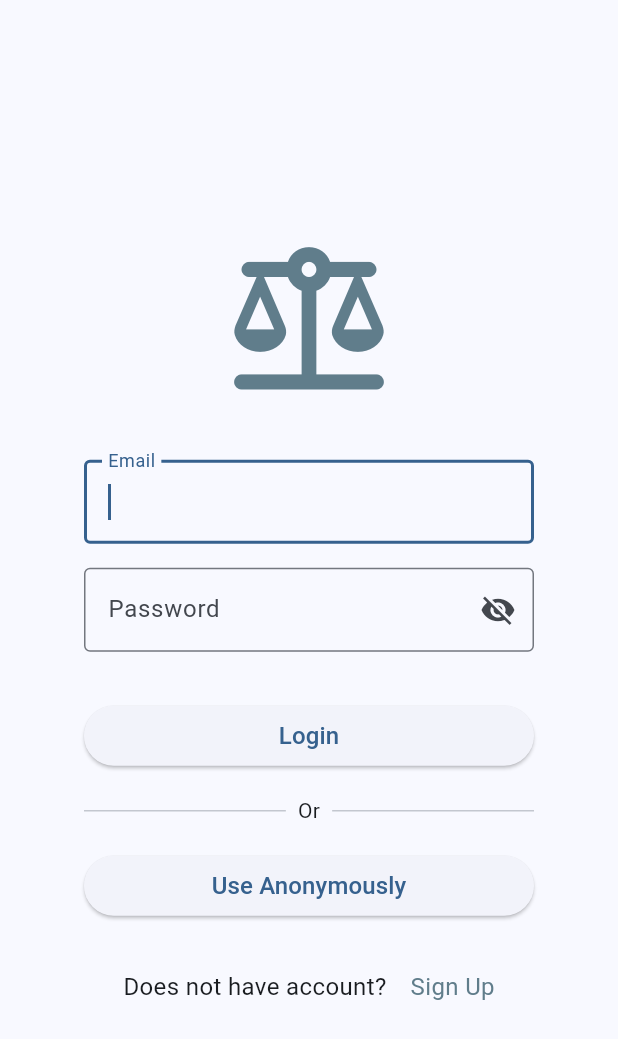
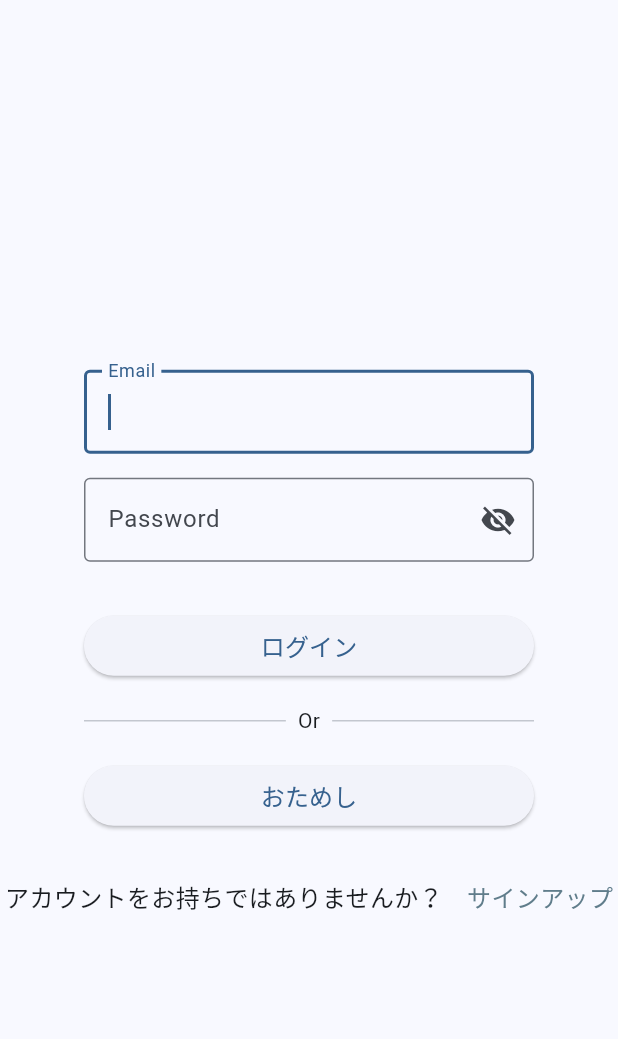
Before and after one commit to yamamomo2022/balance_ai_agent, a Flutter app: the screen it shows after launch, on a phone screen of 412 x 824 dp. Shown: the top 1039 px of the screen. Run offline on Flutter 3.47's test engine with Material 3 defaults, Android fonts, the phone set to English and light mode, and no system bars; our stand-ins replace dio, firebase_auth, firebase_core, flutter_chat_types, flutter_chat_ui, flutter_dotenv and 2 more; accounts and stored records are empty; generated files the repository leaves out were written again.

Commit message:
feat: localize login/signup page and update auth form
- Removed the balance icon from the login/signup page.
- Updated button text to Japanese on the login/signup page.
- Changed the prompt for account creation to Japanese on the login/signup page.
- Updated password validation message to Japanese in the auth form.
- Changed button text to Japanese for login/signup in the auth form.

```diff
--- a/lib/pages/login_signup_page.dart
+++ b/lib/pages/login_signup_page.dart
@@ -32,11 +32,6 @@ class LoginSignupPage extends StatelessWidget {
         child: Column(
           mainAxisAlignment: MainAxisAlignment.center,
           children: [
-            const Icon(
-              Icons.balance_rounded,
-              size: 120,
-              color: Colors.blueGrey,
-            ),
             const SizedBox(height: 16),
             AuthForm(isLogin: true), // Login
             SizedBox(
@@ -84,7 +79,7 @@ class LoginSignupPage extends StatelessWidget {
                   }
                 },
                 child: const Text(
-                  'Use Anonymously',
+                  'おためし',
                   style: TextStyle(fontSize: 16),
                 ),
               ),
@@ -93,8 +88,13 @@ class LoginSignupPage extends StatelessWidget {
             Row(
               mainAxisAlignment: MainAxisAlignment.center,
               children: [
-                const Text("Does not have account?",
-                    style: TextStyle(fontSize: 16)),
+                Flexible(
+                  child: const Text(
+                    "アカウントをお持ちではありませんか？",
+                    style: TextStyle(fontSize: 16),
+                    overflow: TextOverflow.ellipsis,
+                  ),
+                ),
                 const SizedBox(width: 16),
                 InkWell(
                   // GestureDetector で Text をラップ
@@ -108,7 +108,7 @@ class LoginSignupPage extends StatelessWidget {
                   },
                   child: const Text(
                     // TextButton の代わりに Text を使用
-                    'Sign Up',
+                    'サインアップ',
                     style: TextStyle(
                         fontSize: 16, color: Colors.blueGrey), // スタイルを調整
                   ),
--- a/lib/widgets/auth_form.dart
+++ b/lib/widgets/auth_form.dart
@@ -1,12 +1,12 @@
 import 'package:balance_ai_agent/pages/lifestyle_page.dart';
+import 'package:firebase_auth/firebase_auth.dart';
 import 'package:flutter/material.dart';
-import 'package:firebase_auth/firebase_auth.dart';
 
 class AuthForm extends StatefulWidget {
   const AuthForm({
-    Key? key,
+    super.key,
     required this.isLogin,
-  }) : super(key: key);
+  });
 
   final bool isLogin;
 
@@ -123,7 +123,7 @@ class _AuthFormState extends State<AuthForm> {
                 ),
                 validator: (value) {
                   if (value == null || value.isEmpty) {
-                    return 'Please enter your password';
+                    return 'パスワードを入力してください';
                   }
                   return null;
                 },
@@ -139,7 +139,7 @@ class _AuthFormState extends State<AuthForm> {
                 child: ElevatedButton(
                   onPressed: _submitForm,
                   child: Text(
-                    widget.isLogin ? 'Login' : 'Signup',
+                    widget.isLogin ? 'ログイン' : 'サインアップ',
                     style: const TextStyle(fontSize: 16),
                   ),
                 ),
```
